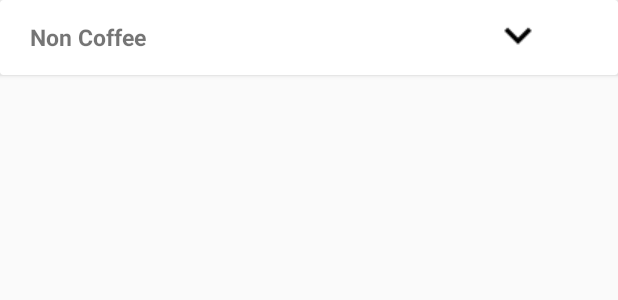
After one commit to lianafalah/android, an Android app: the layout activity_single_item.xml on its own in the app's theme, with its tools: preview values and no code run, on a phone screen of 412 x 824 dp. The commit adds this screen. Shown: the top 300 px of the screen. Run offline under Robolectric (Android 15) with nearby library versions, the phone set to English and light mode, and no system bars.

Commit message:
no message

```diff
--- a/TestAndroid/app/src/main/AndroidManifest.xml
+++ b/TestAndroid/app/src/main/AndroidManifest.xml
@@ -9,7 +9,7 @@
         android:roundIcon="@mipmap/ic_launcher_round"
         android:supportsRtl="true"
         android:theme="@style/AppTheme">
-        <activity android:name=".MainActivity"></activity>
+        <activity android:name=".MainActivity" />
         <activity android:name=".LoginActivity" />
         <activity android:name=".SignUpActivity" />
         <activity android:name=".HomeActivity" />
@@ -20,7 +20,9 @@
                 <category android:name="android.intent.category.LAUNCHER" />
             </intent-filter>
         </activity>
-        <activity android:name=".NavigationActivity"></activity>
+        <activity android:name=".NavigationActivity" />
+        <activity android:name=".view.SingleItemActivity" />
+        <activity android:name=".SingleItemActivity"></activity>
     </application>
 
 </manifest>
--- a/TestAndroid/app/src/main/java/com/example/testandroid/view/DrinksFragment.java
+++ b/TestAndroid/app/src/main/java/com/example/testandroid/view/DrinksFragment.java
@@ -4,6 +4,7 @@ import android.content.Context;
 import android.net.Uri;
 import android.os.Bundle;
 import android.support.v4.app.Fragment;
+import android.support.v7.widget.RecyclerView;
 import android.view.LayoutInflater;
 import android.view.View;
 import android.view.ViewGroup;
@@ -19,8 +20,9 @@ import com.example.testandroid.R;
  */
 public class DrinksFragment extends Fragment {
 
+    private RecyclerView mItemList ;
+    public DrinksFragment() {
 
-    public DrinksFragment() {
         // Required empty public constructor
     }
 
@@ -30,6 +32,7 @@ public class DrinksFragment extends Fragment {
                              Bundle savedInstanceState) {
         // Inflate the layout for this fragment
         return inflater.inflate(R.layout.fragment_drinks, container, false);
+
     }
 
 }
--- a/TestAndroid/app/src/main/java/com/example/testandroid/view/FoodFragment.java
+++ b/TestAndroid/app/src/main/java/com/example/testandroid/view/FoodFragment.java
@@ -28,7 +28,7 @@ public class FoodFragment extends Fragment {
                              Bundle savedInstanceState) {
         // Inflate the layout for this fragment
         return inflater.inflate(R.layout.fragment_food, container, false);
-    }
 
 
+    }
 }
--- /dev/null
+++ b/TestAndroid/app/src/main/res/layout/activity_single_item.xml
@@ -0,0 +1,39 @@
+<?xml version="1.0" encoding="utf-8"?>
+<RelativeLayout xmlns:android="http://schemas.android.com/apk/res/android"
+    xmlns:app="http://schemas.android.com/apk/res-auto"
+    xmlns:tools="http://schemas.android.com/tools"
+    android:layout_width="match_parent"
+    android:layout_height="match_parent"
+    android:orientation="vertical"
+    tools:context=".SingleItemActivity">
+
+    <android.support.v7.widget.CardView
+        android:layout_width="match_parent"
+        android:layout_height="wrap_content">
+        <LinearLayout
+            android:layout_width="match_parent"
+            android:layout_height="50dp"
+            android:elevation="9dp">
+            <TextView
+                android:layout_width="wrap_content"
+                android:layout_height="wrap_content"
+                android:text="Non Coffee"
+                android:textStyle="bold"
+                android:id="@+id/NameItem"
+                android:layout_gravity="center_vertical"
+                android:layout_marginLeft="20dp"
+                android:textSize="15dp"/>
+
+            <Space
+                android:layout_width="230dp"
+                android:layout_height="wrap_content"/>
+            <ImageView
+                android:layout_width="wrap_content"
+                android:layout_height="wrap_content"
+                android:src="@drawable/arrowmenu"
+                android:layout_gravity="center_vertical"/>
+
+        </LinearLayout>
+    </android.support.v7.widget.CardView>
+
+</RelativeLayout>
--- /dev/null
+++ b/TestAndroid/app/src/main/res/layout/singleitem.xml
@@ -0,0 +1,6 @@
+<?xml version="1.0" encoding="utf-8"?>
+<LinearLayout xmlns:android="http://schemas.android.com/apk/res/android"
+    android:orientation="vertical" android:layout_width="match_parent"
+    android:layout_height="match_parent">
+
+</LinearLayout>
```
Also changed, not shown: TestAndroid/app/src/main/java/com/example/testandroid/SingleItemActivity.java (added, +13 -0 lines), TestAndroid/app/src/main/java/com/example/testandroid/adapter/FoodAdapter.java (added, +40 -0 lines).
